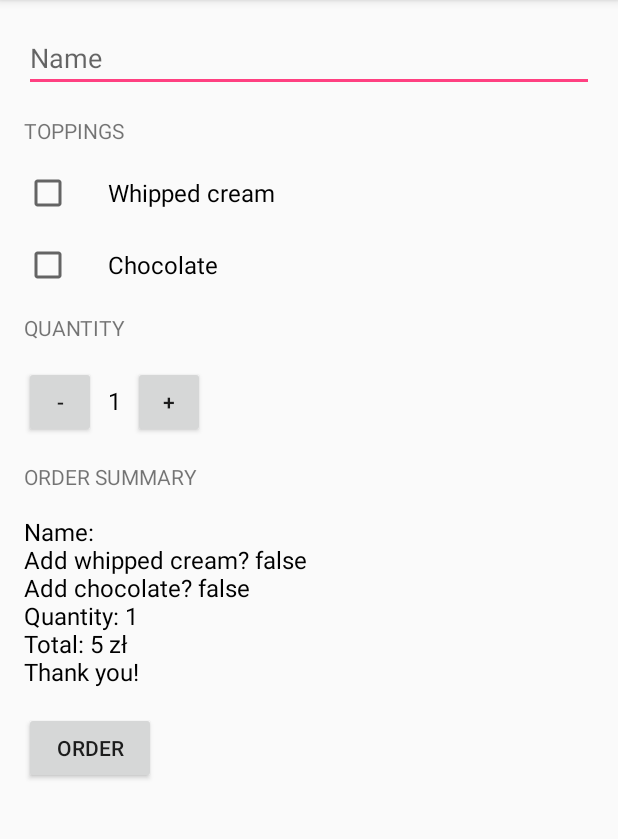
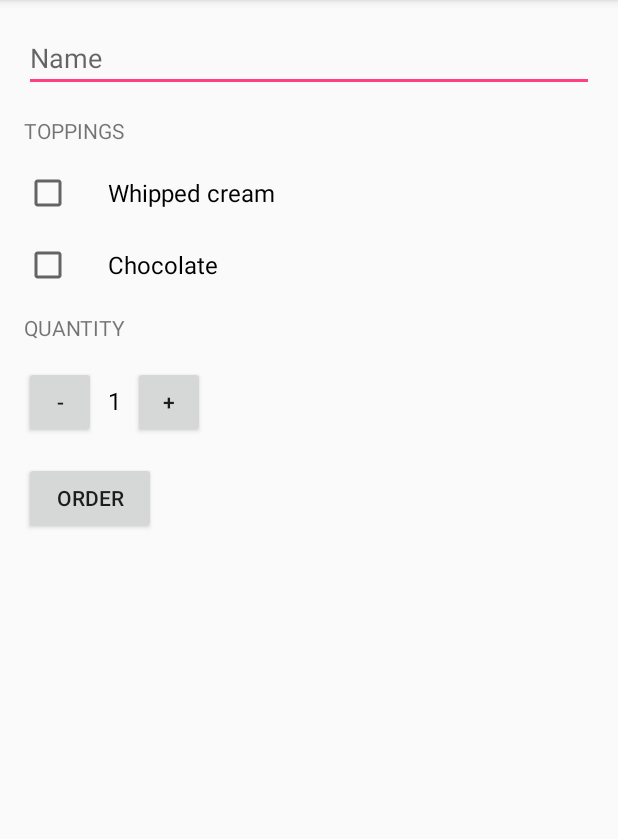
Before and after one commit to ezbery/Android, an Android app: the screen it shows after launch (MainActivity), after a tap on "ORDER", on a phone screen of 412 x 824 dp, the part 84-923 px from its top. Run offline under Robolectric (Android 15) with nearby library versions, the phone set to English and light mode, and no system bars.

Commit message:
sending order by email

```diff
--- a/JustJava/app/src/main/java/com/example/android/justjava/MainActivity.java
+++ b/JustJava/app/src/main/java/com/example/android/justjava/MainActivity.java
@@ -7,6 +7,8 @@ package com.example.android.justjava;
  * package com.example.android.justjava;
  */
 
+import android.content.Intent;
+import android.net.Uri;
 import android.os.Bundle;
 import android.support.v7.app.AppCompatActivity;
 import android.view.View;
@@ -58,7 +60,14 @@ public class MainActivity extends AppCompatActivity {
         boolean hasChocolate = chocolateCheckBox.isChecked();
         String nameField = nameEditText.getText().toString();
         int price = calculatePrice(hasWhippedCream, hasChocolate);
-        displayMessage(createOrderSummary(price, hasWhippedCream, hasChocolate, nameField));
+
+        Intent sendEmail = new Intent(Intent.ACTION_SENDTO);
+        sendEmail.setData(Uri.parse("mailto:"));
+        sendEmail.putExtra(Intent.EXTRA_SUBJECT, "Just Java order for " + nameField);
+        sendEmail.putExtra(Intent.EXTRA_TEXT, createOrderSummary(price, hasWhippedCream, hasChocolate, nameField));
+        if (sendEmail.resolveActivity(getPackageManager()) != null) {
+            startActivity(sendEmail);
+        }
     }
 
     /**
@@ -87,13 +96,6 @@ public class MainActivity extends AppCompatActivity {
         quantityTextView.setText("" + number);
     }
 
-    /**
-     * This method displays the given text on the screen.
-     */
-    private void displayMessage(String message) {
-        TextView orderSummaryTextView = (TextView) findViewById(R.id.order_summary_text_view);
-        orderSummaryTextView.setText(message);
-    }
 
     public void increment(View view) {
         if (quantity == 100) {
--- a/JustJava/app/src/main/res/layout/activity_main.xml
+++ b/JustJava/app/src/main/res/layout/activity_main.xml
@@ -84,22 +84,6 @@
 
         </LinearLayout>
 
-        <TextView
-            android:layout_width="wrap_content"
-            android:layout_height="wrap_content"
-            android:layout_marginBottom="16dp"
-            android:layout_marginTop="16dp"
-            android:text="Order Summary"
-            android:textAllCaps="true" />
-
-        <TextView
-            android:id="@+id/order_summary_text_view"
-            android:layout_width="wrap_content"
-            android:layout_height="wrap_content"
-            android:text="0,00 zł"
-            android:textColor="@android:color/black"
-            android:textSize="16sp" />
-
         <Button
             android:id="@+id/button"
             android:layout_width="wrap_content"
```
